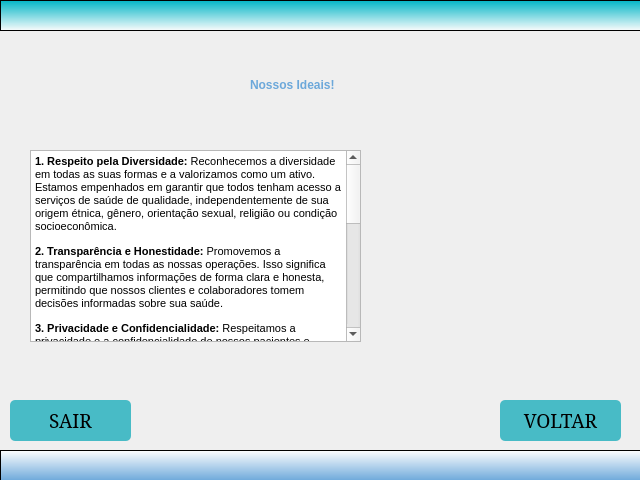
Above: TelasUi/ideais.ui from Luizfelipenog/Projeto-pythonn before the change. Below: the same form after it.
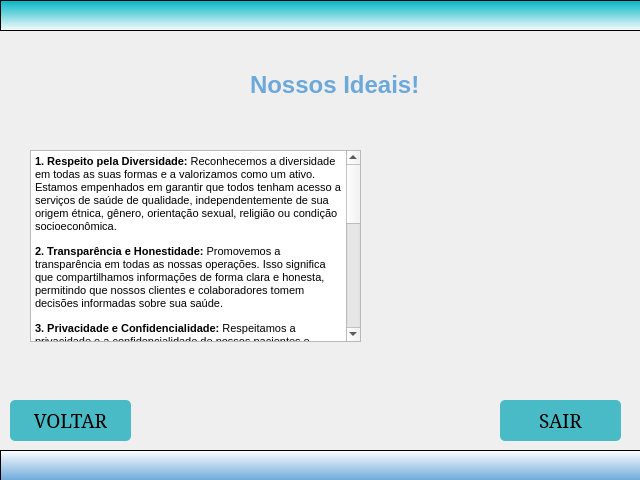
That is the form after the change. Icons and pictures are not drawn.

What changed in the file:
```diff
--- a/TelasUi/ideais.ui
+++ b/TelasUi/ideais.ui
@@ -57,7 +57,7 @@
      <rect>
       <x>250</x>
       <y>60</y>
-      <width>181</width>
+      <width>211</width>
       <height>51</height>
      </rect>
     </property>
@@ -67,7 +67,7 @@
 color: rgb(108, 168, 218);</string>
     </property>
     <property name="text">
-     <string>&lt;html&gt;&lt;head/&gt;&lt;body&gt;&lt;p&gt;&lt;span style=&quot; font-weight:600;&quot;&gt;Nossos Ideais!&lt;/span&gt;&lt;/p&gt;&lt;/body&gt;&lt;/html&gt;</string>
+     <string>&lt;html&gt;&lt;head/&gt;&lt;body&gt;&lt;p&gt;&lt;span style=&quot; font-size:18pt; font-weight:600;&quot;&gt;Nossos Ideais!&lt;/span&gt;&lt;/p&gt;&lt;/body&gt;&lt;/html&gt;</string>
     </property>
    </widget>
    <widget class="QTextBrowser" name="textoideais">
@@ -96,7 +96,7 @@
    <widget class="QPushButton" name="botaosair">
     <property name="geometry">
      <rect>
-      <x>10</x>
+      <x>500</x>
       <y>400</y>
       <width>121</width>
       <height>41</height>
@@ -136,7 +136,7 @@
    <widget class="QPushButton" name="botaovoltar">
     <property name="geometry">
      <rect>
-      <x>500</x>
+      <x>10</x>
       <y>400</y>
       <width>121</width>
       <height>41</height>
@@ -176,10 +176,10 @@
    <widget class="QLabel" name="label_logo">
     <property name="geometry">
      <rect>
-      <x>380</x>
-      <y>150</y>
-      <width>241</width>
-      <height>201</height>
+      <x>340</x>
+      <y>100</y>
+      <width>341</width>
+      <height>271</height>
      </rect>
     </property>
     <property name="text">
```
Left out of the diff: 6 changed lines with no effect on the pictures.
